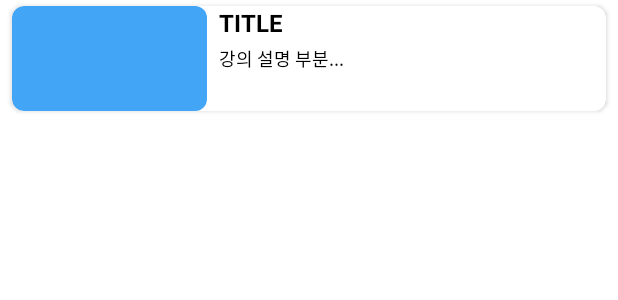
After one commit to yoochangwon789/Kmock, an Android app: the layout lecture_item.xml on its own in the app's theme, with its tools: preview values and no code run, on a phone screen of 412 x 824 dp. The commit adds this screen. Shown: the top 300 px of the screen. Run offline under Robolectric (Android 15) with nearby library versions, the phone set to English and light mode, and no system bars.

Commit message:
Feat : 강의 리스트 아이템 레이아웃 작성

```diff
--- /dev/null
+++ b/app/src/main/res/drawable/background_radius_8.xml
@@ -0,0 +1,8 @@
+<?xml version="1.0" encoding="utf-8"?>
+<shape xmlns:android="http://schemas.android.com/apk/res/android"
+    android:shape="rectangle">
+
+    <solid android:color="@color/sky_blue"/>
+    <corners android:radius="8dp"/>
+
+</shape>
--- a/app/src/main/res/layout/activity_main.xml
+++ b/app/src/main/res/layout/activity_main.xml
@@ -23,6 +23,7 @@
     <androidx.swiperefreshlayout.widget.SwipeRefreshLayout
         android:layout_width="0dp"
         android:layout_height="0dp"
+        android:layout_marginTop="4dp"
         app:layout_constraintBottom_toBottomOf="parent"
         app:layout_constraintEnd_toEndOf="parent"
         app:layout_constraintStart_toStartOf="parent"
@@ -31,7 +32,9 @@
         <androidx.recyclerview.widget.RecyclerView
             android:id="@+id/lectureRecyclerView"
             android:layout_width="match_parent"
-            android:layout_height="match_parent" />
+            android:layout_height="match_parent"
+            tools:itemCount="10"
+            tools:listitem="@layout/lecture_item" />
 
     </androidx.swiperefreshlayout.widget.SwipeRefreshLayout>
 
@@ -40,9 +43,11 @@
         android:layout_width="wrap_content"
         android:layout_height="wrap_content"
         android:indeterminateTint="@color/sky_blue"
+        android:visibility="gone"
         app:layout_constraintBottom_toBottomOf="parent"
         app:layout_constraintEnd_toEndOf="parent"
         app:layout_constraintStart_toStartOf="parent"
-        app:layout_constraintTop_toTopOf="parent" />
+        app:layout_constraintTop_toTopOf="parent"
+        tools:visibility="visible" />
 
 </androidx.constraintlayout.widget.ConstraintLayout>
--- /dev/null
+++ b/app/src/main/res/layout/lecture_item.xml
@@ -0,0 +1,63 @@
+<?xml version="1.0" encoding="utf-8"?>
+<androidx.constraintlayout.widget.ConstraintLayout xmlns:android="http://schemas.android.com/apk/res/android"
+    xmlns:app="http://schemas.android.com/apk/res-auto"
+    xmlns:tools="http://schemas.android.com/tools"
+    android:layout_width="match_parent"
+    android:layout_height="wrap_content">
+
+    <androidx.cardview.widget.CardView
+        android:id="@+id/cardView"
+        android:layout_width="0dp"
+        android:layout_height="wrap_content"
+        android:layout_marginHorizontal="8dp"
+        android:layout_marginTop="4dp"
+        android:layout_marginBottom="4dp"
+        android:elevation="8dp"
+        app:cardCornerRadius="8dp"
+        app:layout_constraintBottom_toBottomOf="parent"
+        app:layout_constraintEnd_toEndOf="parent"
+        app:layout_constraintStart_toStartOf="parent"
+        app:layout_constraintTop_toTopOf="parent">
+
+        <androidx.constraintlayout.widget.ConstraintLayout
+            android:layout_width="match_parent"
+            android:layout_height="match_parent">
+
+            <ImageView
+                android:id="@+id/itemLectureImageView"
+                android:layout_width="130dp"
+                android:layout_height="70dp"
+                android:background="@drawable/background_radius_8"
+                app:layout_constraintStart_toStartOf="parent"
+                app:layout_constraintTop_toTopOf="parent" />
+
+            <TextView
+                android:id="@+id/itemLectureTitleTextView"
+                android:layout_width="wrap_content"
+                android:layout_height="wrap_content"
+                android:layout_marginStart="8dp"
+                android:textColor="@color/black"
+                android:textSize="16sp"
+                android:textStyle="bold"
+                app:layout_constraintStart_toEndOf="@id/itemLectureImageView"
+                app:layout_constraintTop_toTopOf="@id/itemLectureImageView"
+                tools:text="TITLE" />
+
+            <TextView
+                android:id="@+id/itemLectureDescriptionTextView"
+                android:layout_width="wrap_content"
+                android:layout_height="wrap_content"
+                android:layout_marginTop="4dp"
+                android:ellipsize="end"
+                android:maxLines="3"
+                android:textColor="@color/black"
+                android:textSize="12sp"
+                app:layout_constraintStart_toStartOf="@id/itemLectureTitleTextView"
+                app:layout_constraintTop_toBottomOf="@id/itemLectureTitleTextView"
+                tools:text="강의 설명 부분..." />
+
+        </androidx.constraintlayout.widget.ConstraintLayout>
+
+    </androidx.cardview.widget.CardView>
+
+</androidx.constraintlayout.widget.ConstraintLayout>
```
